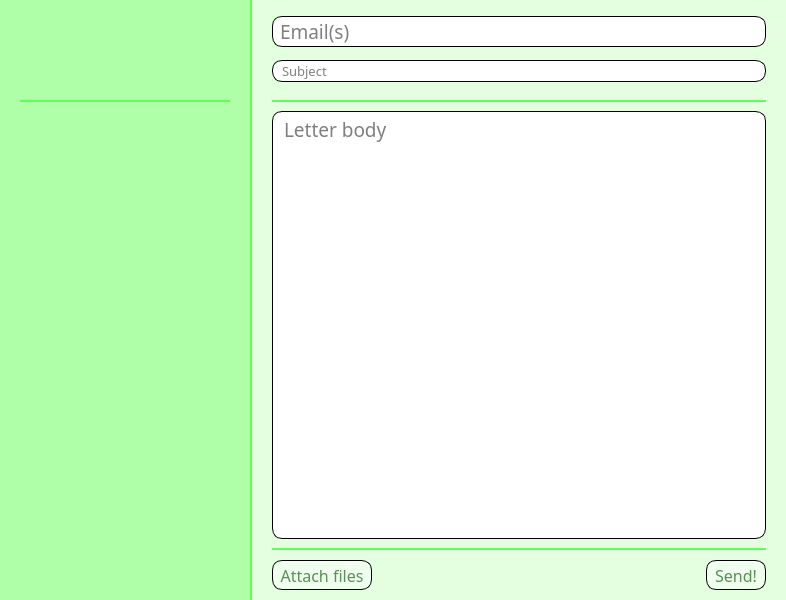
Qt form mainwindow.ui (TheCheezyPie/SMTP-UI) before a commit.
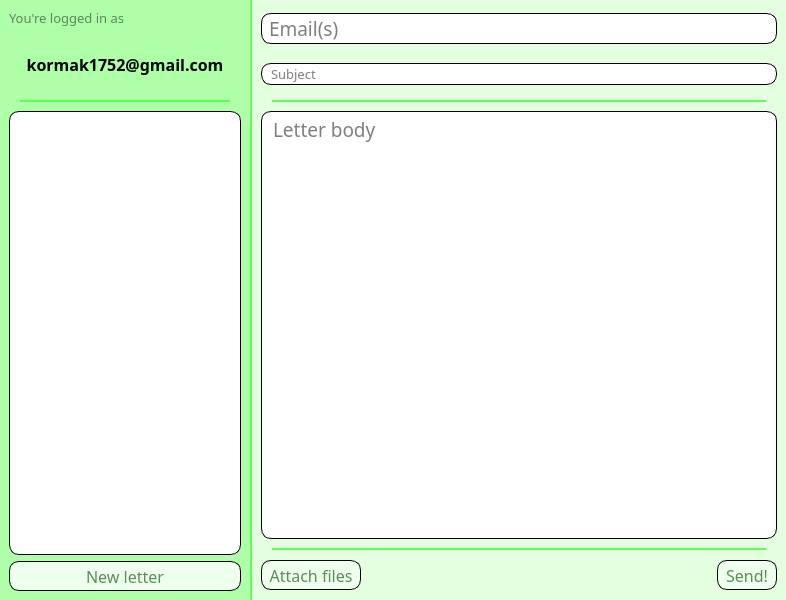
The same form after that commit. The open tabs and pages were chosen to show the change.

Commit message: Main Page design

The edit to the form file:
```diff
--- a/mainwindow.ui
+++ b/mainwindow.ui
@@ -434,6 +434,68 @@
                <property name="styleSheet">
                 <string notr="true">background-color: rgb(175, 255, 169);</string>
                </property>
+               <layout class="QGridLayout" name="gridLayout_7">
+                <item row="0" column="0" alignment="Qt::AlignmentFlag::AlignTop">
+                 <widget class="QLabel" name="InfoLabel">
+                  <property name="sizePolicy">
+                   <sizepolicy hsizetype="Expanding" vsizetype="Fixed">
+                    <horstretch>0</horstretch>
+                    <verstretch>0</verstretch>
+                   </sizepolicy>
+                  </property>
+                  <property name="minimumSize">
+                   <size>
+                    <width>200</width>
+                    <height>10</height>
+                   </size>
+                  </property>
+                  <property name="font">
+                   <font>
+                    <family>Titillium Web</family>
+                    <pointsize>10</pointsize>
+                    <italic>false</italic>
+                   </font>
+                  </property>
+                  <property name="styleSheet">
+                   <string notr="true">border: 0px solid black;
+color: rgb(90, 135, 90);</string>
+                  </property>
+                  <property name="text">
+                   <string>You're logged in as</string>
+                  </property>
+                  <property name="alignment">
+                   <set>Qt::AlignmentFlag::AlignLeading|Qt::AlignmentFlag::AlignLeft|Qt::AlignmentFlag::AlignVCenter</set>
+                  </property>
+                 </widget>
+                </item>
+                <item row="1" column="0" alignment="Qt::AlignmentFlag::AlignTop">
+                 <widget class="QLabel" name="UserEmailLabel">
+                  <property name="sizePolicy">
+                   <sizepolicy hsizetype="Expanding" vsizetype="Fixed">
+                    <horstretch>0</horstretch>
+                    <verstretch>0</verstretch>
+                   </sizepolicy>
+                  </property>
+                  <property name="font">
+                   <font>
+                    <family>Titillium Web</family>
+                    <pointsize>12</pointsize>
+                    <bold>true</bold>
+                   </font>
+                  </property>
+                  <property name="styleSheet">
+                   <string notr="true">border: 0px solid black;
+color: black;</string>
+                  </property>
+                  <property name="text">
+                   <string>kormak1752@gmail.com</string>
+                  </property>
+                  <property name="alignment">
+                   <set>Qt::AlignmentFlag::AlignCenter</set>
+                  </property>
+                 </widget>
+                </item>
+               </layout>
               </widget>
              </item>
              <item>
@@ -492,6 +554,101 @@
                <property name="styleSheet">
                 <string notr="true">background-color: rgb(175, 255, 169);</string>
                </property>
+               <layout class="QGridLayout" name="gridLayout_6">
+                <property name="bottomMargin">
+                 <number>9</number>
+                </property>
+                <item row="0" column="0">
+                 <widget class="QWidget" name="MailHistoryWidget" native="true">
+                  <property name="styleSheet">
+                   <string notr="true">    border: 1px solid black;
+    border-radius: 10px;
+    background: white;
+	color: black;</string>
+                  </property>
+                  <layout class="QGridLayout" name="gridLayout_5">
+                   <property name="leftMargin">
+                    <number>2</number>
+                   </property>
+                   <property name="topMargin">
+                    <number>2</number>
+                   </property>
+                   <property name="rightMargin">
+                    <number>2</number>
+                   </property>
+                   <property name="bottomMargin">
+                    <number>2</number>
+                   </property>
+                   <item row="0" column="0">
+                    <widget class="QScrollArea" name="scrollArea">
+                     <property name="styleSheet">
+                      <string notr="true">border-radius: 10px;
+border: 0px solid white;</string>
+                     </property>
+                     <property name="widgetResizable">
+                      <bool>true</bool>
+                     </property>
+                     <widget class="QWidget" name="MailHistoryScrollArea">
+                      <property name="geometry">
+                       <rect>
+                        <x>0</x>
+                        <y>0</y>
+                        <width>228</width>
+                        <height>409</height>
+                       </rect>
+                      </property>
+                      <layout class="QGridLayout" name="gridLayout_4"/>
+                     </widget>
+                    </widget>
+                   </item>
+                  </layout>
+                 </widget>
+                </item>
+                <item row="1" column="0">
+                 <widget class="QPushButton" name="pushButton">
+                  <property name="minimumSize">
+                   <size>
+                    <width>0</width>
+                    <height>30</height>
+                   </size>
+                  </property>
+                  <property name="font">
+                   <font>
+                    <family>Titillium Web</family>
+                    <pointsize>12</pointsize>
+                   </font>
+                  </property>
+                  <property name="styleSheet">
+                   <string notr="true">QPushButton
+{
+	background-color: rgb(239, 255, 237);
+	color: rgb(91, 141, 88);
+	border: 1px solid black;
+	border-radius: 10px
+}
+
+QPushButton:hover
+{
+	background-color: rgb(191, 255, 188);
+	color: rgb(91, 141, 88);
+	border: 1px solid black;
+	border-radius: 10px
+}
+
+QPushButton:pressed
+{
+	background-color: rgb(128, 255, 114);
+	color: rgb(91, 141, 88);
+	border: 1px solid black;
+	border-radius: 10px
+}</string>
+                  </property>
+                  <property name="text">
+                   <string>New letter</string>
+                  </property>
+                 </widget>
+                </item>
+               </layout>
               </widget>
              </item>
             </layout>
@@ -523,10 +680,23 @@
            </widget>
           </item>
           <item>
+           <widget class="QWidget" name="MainLetterWidget" native="true">
            <layout class="QVBoxLayout" name="LetterLayout" stretch="0,0,0,0,0">
             <property name="spacing">
              <number>0</number>
             </property>
+             <property name="leftMargin">
+              <number>0</number>
+             </property>
+             <property name="topMargin">
+              <number>0</number>
+             </property>
+             <property name="rightMargin">
+              <number>0</number>
+             </property>
+             <property name="bottomMargin">
+              <number>0</number>
+             </property>
             <item>
              <widget class="QWidget" name="LetterInfoWidget" native="true">
               <property name="sizePolicy">
@@ -558,10 +728,16 @@
               </property>
               <layout class="QVBoxLayout" name="verticalLayout_3">
                <property name="leftMargin">
-                <number>20</number>
+                 <number>9</number>
+                </property>
+                <property name="topMargin">
+                 <number>0</number>
                </property>
                <property name="rightMargin">
-                <number>20</number>
+                 <number>9</number>
+                </property>
+                <property name="bottomMargin">
+                 <number>0</number>
                </property>
                <item>
                 <widget class="QLineEdit" name="EmailLine">
@@ -653,10 +829,10 @@
               </property>
               <layout class="QGridLayout" name="gridLayout_3">
                <property name="leftMargin">
-                <number>20</number>
+                 <number>9</number>
                </property>
                <property name="rightMargin">
-                <number>20</number>
+                 <number>9</number>
                </property>
                <item row="1" column="0">
                 <widget class="QTextEdit" name="LetterBodyText">
@@ -727,10 +903,10 @@
               </property>
               <layout class="QHBoxLayout" name="horizontalLayout_3">
                <property name="leftMargin">
-                <number>20</number>
+                 <number>9</number>
                </property>
                <property name="rightMargin">
-                <number>20</number>
+                 <number>9</number>
                </property>
                <item>
                 <widget class="QPushButton" name="AttachFileButton">
@@ -861,6 +1037,7 @@
              </widget>
             </item>
            </layout>
+           </widget>
           </item>
          </layout>
         </item>
```
Left out of the diff: 9 changed lines with no effect on the pictures. Lines whose indentation alone changed are shown as unchanged.
